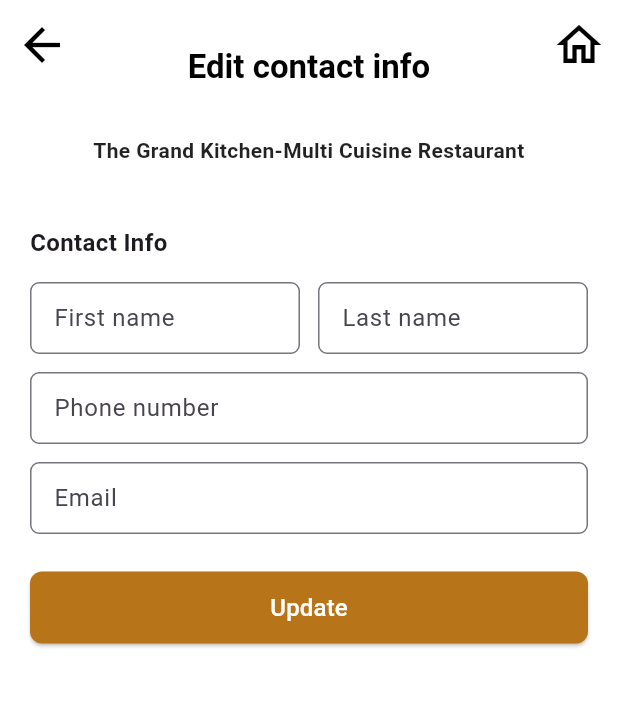
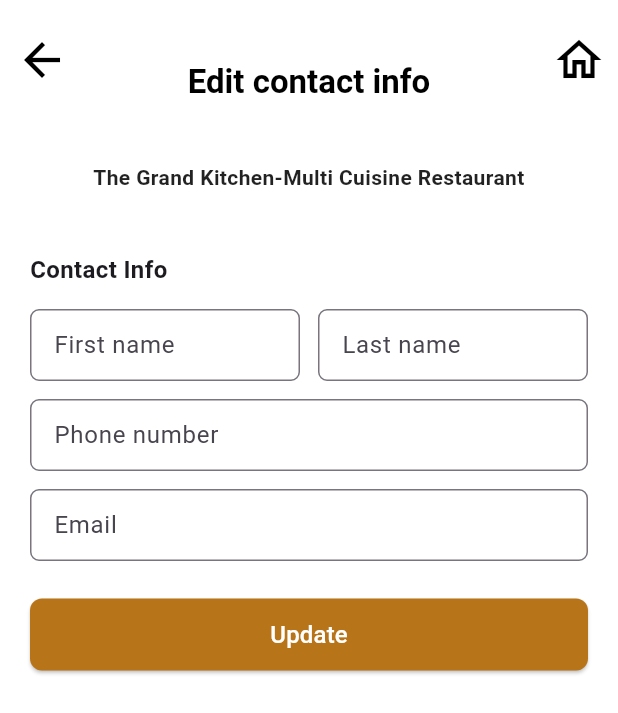
Before and after one commit to dhanyashreealva/flutterbloc, a Flutter app: the EditContactInfoPage screen opened by its route, on a phone screen of 412 x 824 dp. Shown: the top 713 px of the screen. Run offline on Flutter 3.47's test engine with Material 3 defaults, Android fonts, the phone set to English and light mode, and no system bars; our stand-ins replace equatable, flutter_bloc.

Commit message:
contact info

```diff
--- a/my_app/lib/PaymentPage.dart
+++ b/my_app/lib/PaymentPage.dart
@@ -82,12 +82,14 @@ class _PaymentPageState extends State<PaymentPage> {
         final isSelected = selectedProvider == provider['name'];
 
         return Column(
-          children: [men
+          children: [
             if (index == 0)
               Divider(
                 color: Colors.grey,
                 height: 1,
                 thickness: 1,
+                indent: 8,
+                endIndent: 8,
               ),
             ListTile(
               contentPadding: EdgeInsets.symmetric(horizontal: 8),
--- a/my_app/lib/contact.dart
+++ b/my_app/lib/contact.dart
@@ -10,7 +10,7 @@ class EditContactInfoPage extends StatelessWidget {
       appBar: AppBar(
         backgroundColor: Colors.white,
         elevation: 0,
-        toolbarHeight: 60,
+        toolbarHeight: 80,
         leading: IconButton(
           icon: const Icon(Icons.arrow_back, color: Colors.black,size: 36),
           onPressed: () => Navigator.pushNamed(context, '/confirmation'),
@@ -36,7 +36,7 @@ class EditContactInfoPage extends StatelessWidget {
         child: Column(
           crossAxisAlignment: CrossAxisAlignment.start,
           children: [
-            const SizedBox(height: 10),
+            const SizedBox(height: 8),
             const Center(
               child: Text(
                 "The Grand Kitchen-Multi Cuisine Restaurant",
```
